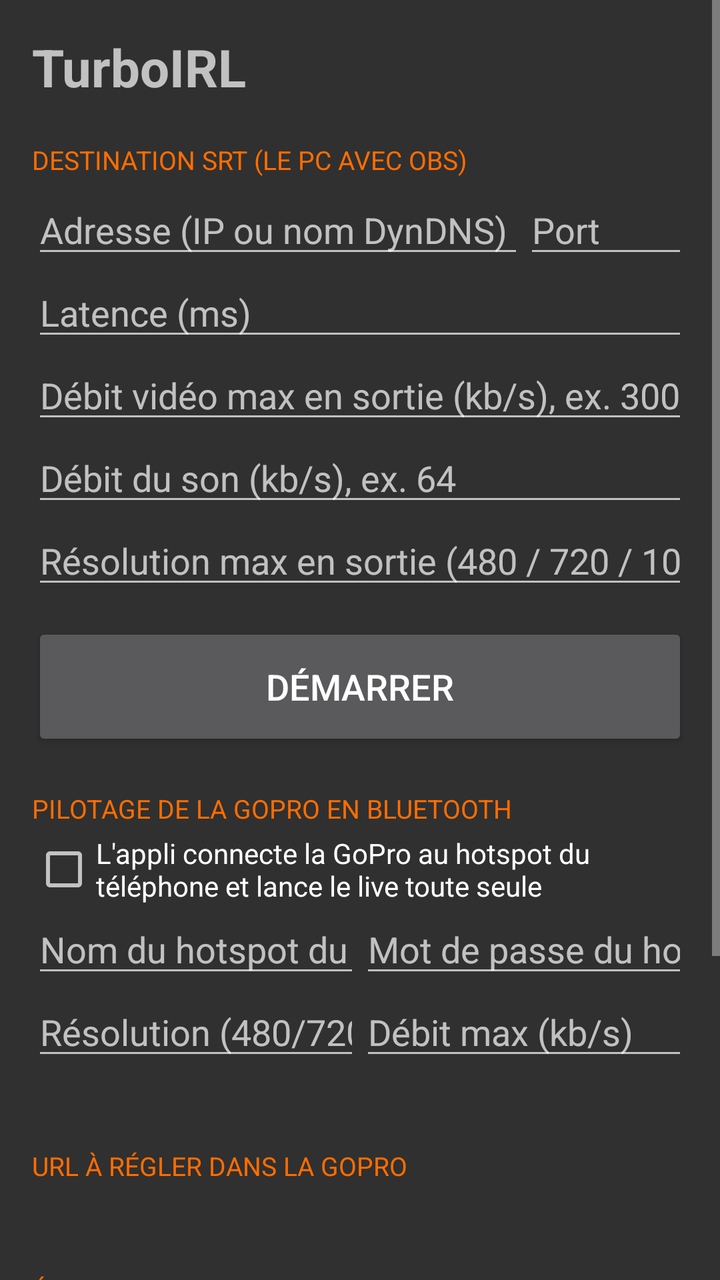
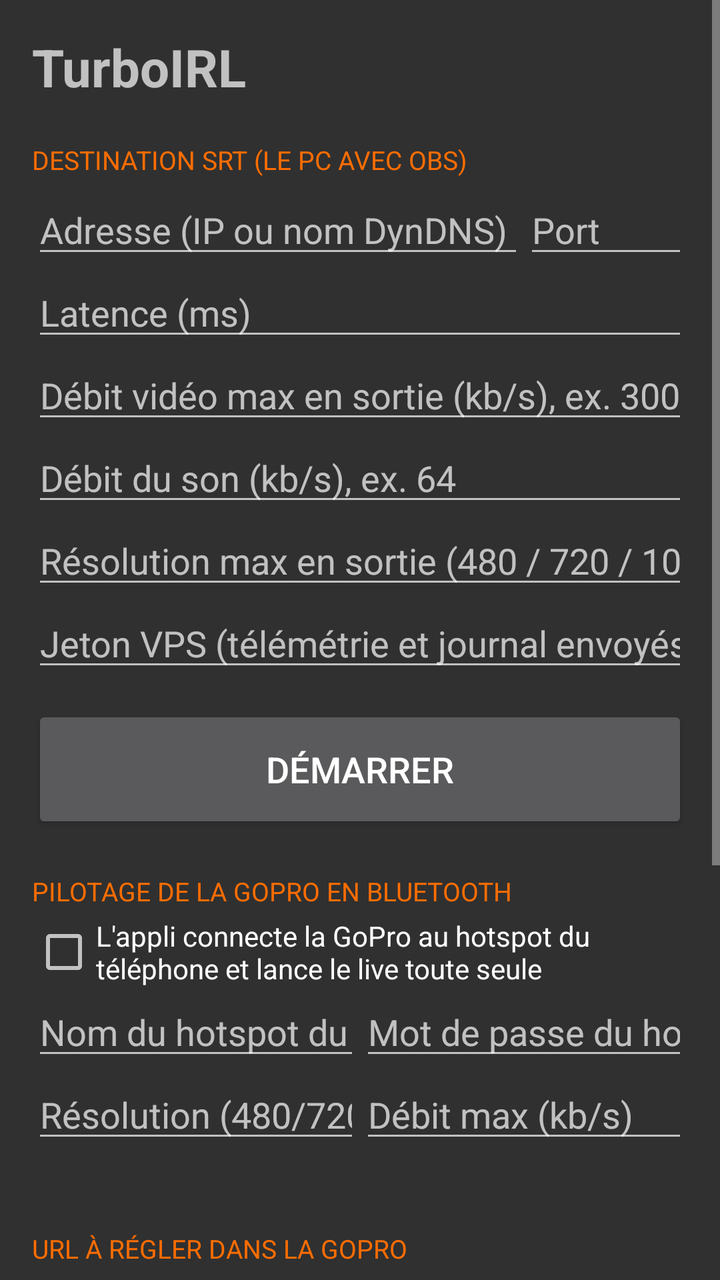

Screens rendered from an Android XML layout before and after an edit, with the pre-edit source and the edit as a unified diff.
<!-- AndroidManifest.xml: application theme AppTheme -->
<!-- res/layout/activity_main.xml -->
<?xml version="1.0" encoding="utf-8"?>
<ScrollView xmlns:android="http://schemas.android.com/apk/res/android"
    android:layout_width="match_parent"
    android:layout_height="match_parent"
    android:fitsSystemWindows="true">

    <LinearLayout
        android:layout_width="match_parent"
        android:layout_height="wrap_content"
        android:orientation="vertical"
        android:padding="16dp">

        <TextView
            android:layout_width="wrap_content"
            android:layout_height="wrap_content"
            android:text="TurboIRL"
            android:textSize="26sp"
            android:textStyle="bold" />

        <TextView
            style="@style/SectionTitle"
            android:text="Destination SRT (le PC avec OBS)" />

        <LinearLayout
            android:layout_width="match_parent"
            android:layout_height="wrap_content"
            android:orientation="horizontal">

            <EditText
                android:id="@+id/srtHost"
                android:layout_width="0dp"
                android:layout_height="wrap_content"
                android:layout_weight="3"
                android:hint="Adresse (IP ou nom DynDNS)"
                android:importantForAutofill="no"
                android:inputType="textUri"
                android:singleLine="true" />

            <EditText
                android:id="@+id/srtPort"
                android:layout_width="0dp"
                android:layout_height="wrap_content"
                android:layout_weight="1"
                android:hint="Port"
                android:importantForAutofill="no"
                android:inputType="number"
                android:singleLine="true" />
        </LinearLayout>

        <LinearLayout
            android:layout_width="match_parent"
            android:layout_height="wrap_content"
            android:orientation="horizontal">

            <EditText
                android:id="@+id/srtLatency"
                android:layout_width="0dp"
                android:layout_height="wrap_content"
                android:layout_weight="1"
                android:hint="Latence (ms)"
                android:importantForAutofill="no"
                android:inputType="number"
                android:singleLine="true" />

        </LinearLayout>

        <EditText
            android:id="@+id/outMaxKbps"
            android:layout_width="match_parent"
            android:layout_height="wrap_content"
            android:hint="Débit vidéo max en sortie (kb/s), ex. 3000"
            android:importantForAutofill="no"
            android:inputType="number"
            android:singleLine="true" />

        <EditText
            android:id="@+id/audioKbps"
            android:layout_width="match_parent"
            android:layout_height="wrap_content"
            android:hint="Débit du son (kb/s), ex. 64"
            android:importantForAutofill="no"
            android:inputType="number"
            android:singleLine="true" />

        <EditText
            android:id="@+id/outMaxHeight"
            android:layout_width="match_parent"
            android:layout_height="wrap_content"
            android:hint="Résolution max en sortie (480 / 720 / 1080)"
            android:importantForAutofill="no"
            android:inputType="number"
            android:singleLine="true" />

        <Button
            android:id="@+id/toggle"
            android:layout_width="match_parent"
            android:layout_height="64dp"
            android:layout_marginTop="12dp"
            android:text="Démarrer"
            android:textSize="18sp" />

        <TextView
            style="@style/SectionTitle"
            android:text="Pilotage de la GoPro en Bluetooth" />

        <CheckBox
            android:id="@+id/goproEnabled"
            android:layout_width="match_parent"
            android:layout_height="wrap_content"
            android:text="L'appli connecte la GoPro au hotspot du téléphone et lance le live toute seule" />

        <LinearLayout
            android:layout_width="match_parent"
            android:layout_height="wrap_content"
            android:orientation="horizontal">

            <EditText
                android:id="@+id/goproSsid"
                android:layout_width="0dp"
                android:layout_height="wrap_content"
                android:layout_weight="1"
                android:hint="Nom du hotspot du téléphone (SSID)"
                android:importantForAutofill="no"
                android:inputType="textNoSuggestions"
                android:singleLine="true" />

            <EditText
                android:id="@+id/goproPassword"
                android:layout_width="0dp"
                android:layout_height="wrap_content"
                android:layout_weight="1"
                android:hint="Mot de passe du hotspot"
                android:importantForAutofill="no"
                android:inputType="textVisiblePassword"
                android:singleLine="true" />
        </LinearLayout>

        <LinearLayout
            android:layout_width="match_parent"
            android:layout_height="wrap_content"
            android:orientation="horizontal">

            <EditText
                android:id="@+id/goproResolution"
                android:layout_width="0dp"
                android:layout_height="wrap_content"
                android:layout_weight="1"
                android:hint="Résolution (480/720/1080)"
                android:importantForAutofill="no"
                android:inputType="number"
                android:singleLine="true" />

            <EditText
                android:id="@+id/goproMaxKbps"
                android:layout_width="0dp"
                android:layout_height="wrap_content"
                android:layout_weight="1"
                android:hint="Débit max (kb/s)"
                android:importantForAutofill="no"
                android:inputType="number"
                android:singleLine="true" />
        </LinearLayout>

        <Button
            android:id="@+id/tethering"
            android:layout_width="match_parent"
            android:layout_height="wrap_content"
            android:visibility="gone"
            android:text="Partage de connexion éteint : ouvrir les réglages" />

        <TextView
            android:id="@+id/goproStatus"
            android:layout_width="match_parent"
            android:layout_height="wrap_content"
            android:fontFamily="monospace"
            android:textSize="14sp" />

        <TextView
            style="@style/SectionTitle"
            android:text="URL à régler dans la GoPro" />

        <TextView
            android:id="@+id/rtmpUrl"
            android:layout_width="match_parent"
            android:layout_height="wrap_content"
            android:fontFamily="monospace"
            android:textIsSelectable="true"
            android:textSize="15sp" />

        <TextView
            style="@style/SectionTitle"
            android:text="État" />

        <TextView
            android:id="@+id/status"
            android:layout_width="match_parent"
            android:layout_height="wrap_content"
            android:fontFamily="monospace"
            android:textSize="14sp" />

        <Button
            android:id="@+id/battery"
            android:layout_width="match_parent"
            android:layout_height="wrap_content"
            android:layout_marginTop="12dp"
            android:text="Autoriser l'exécution en arrière-plan" />

        <TextView
            style="@style/SectionTitle"
            android:text="Journal" />

        <Button
            android:id="@+id/share"
            android:layout_width="match_parent"
            android:layout_height="wrap_content"
            android:text="Partager le journal (Discord…)" />

        <TextView
            android:id="@+id/log"
            android:layout_width="match_parent"
            android:layout_height="wrap_content"
            android:fontFamily="monospace"
            android:textIsSelectable="true"
            android:textSize="11sp" />
    </LinearLayout>
</ScrollView>
<!-- resources referenced by this layout -->
<resources>
  <style name="SectionTitle">
          <item name="android:layout_width">wrap_content</item>
          <item name="android:layout_height">wrap_content</item>
          <item name="android:layout_marginTop">20dp</item>
          <item name="android:layout_marginBottom">4dp</item>
          <item name="android:textColor">#FF6D00</item>
          <item name="android:textSize">13sp</item>
          <item name="android:textAllCaps">true</item>
      </style>
  <style name="AppTheme" parent="android:Theme.Material.NoActionBar">
          <item name="android:colorAccent">#FF6D00</item>
      </style>
</resources>

<!-- the commit's change to res/layout/activity_main.xml (unified diff, before → after) -->
@@ -91,6 +91,15 @@
             android:inputType="number"
             android:singleLine="true" />
 
+        <EditText
+            android:id="@+id/vpsToken"
+            android:layout_width="match_parent"
+            android:layout_height="wrap_content"
+            android:hint="Jeton VPS (télémétrie et journal envoyés automatiquement)"
+            android:importantForAutofill="no"
+            android:inputType="textVisiblePassword|textNoSuggestions"
+            android:singleLine="true" />
+
         <Button
             android:id="@+id/toggle"
             android:layout_width="match_parent"
@@ -215,6 +224,12 @@
             android:layout_height="wrap_content"
             android:text="Partager le journal (Discord…)" />
 
+        <Button
+            android:id="@+id/sendVps"
+            android:layout_width="match_parent"
+            android:layout_height="wrap_content"
+            android:text="Envoyer le journal au VPS maintenant" />
+
         <TextView
             android:id="@+id/log"
             android:layout_width="match_parent"
